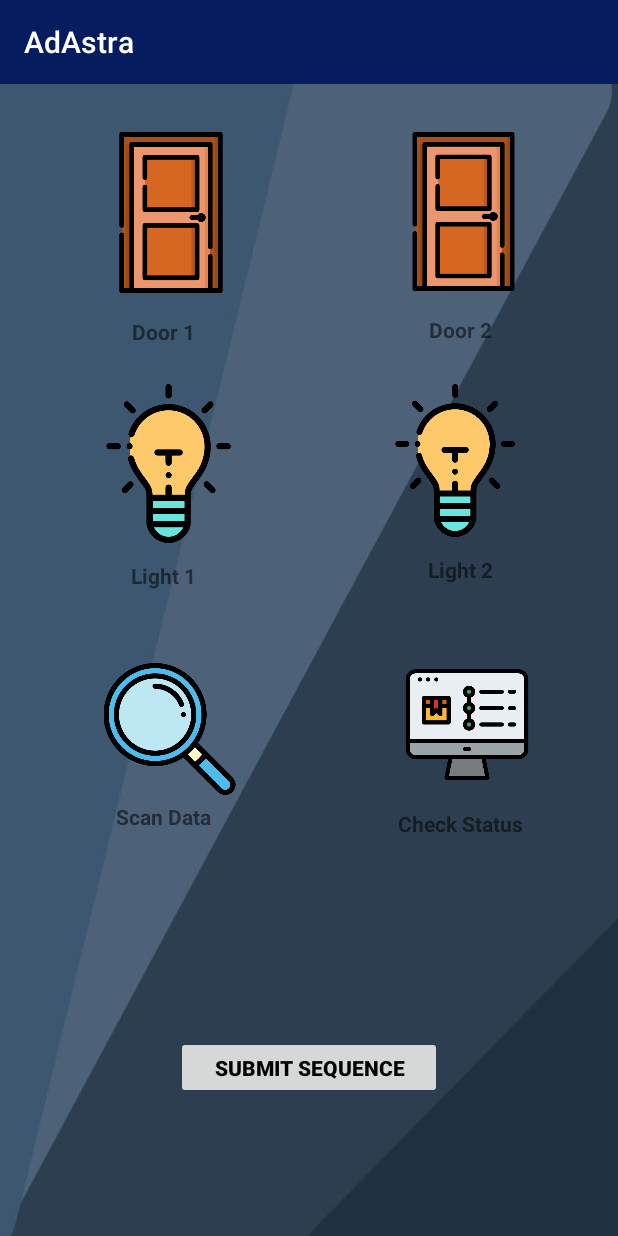
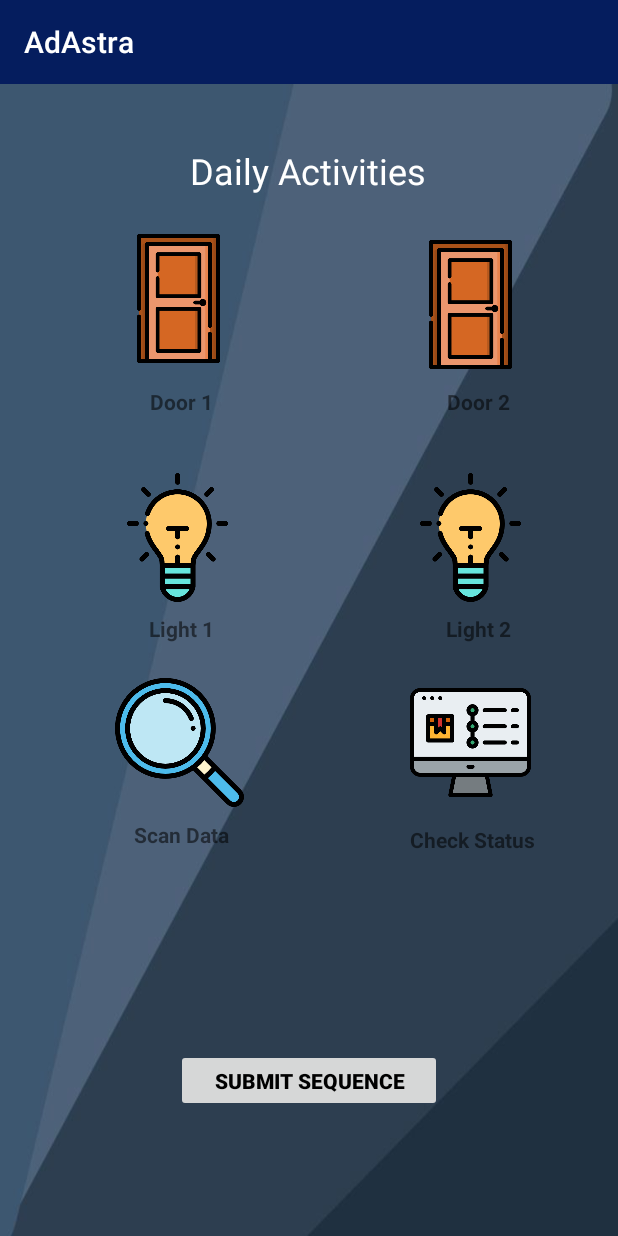
Before and after one commit to kmovalli/capstoneproj, an Android app: the DailyActivity screen opened directly, with no data from a screen before it, on a phone screen of 412 x 824 dp. Run offline under Robolectric (Android 15) with nearby library versions, the phone set to English and light mode, and no system bars.

Commit message:
updated code

```diff
--- a/app/src/main/res/layout/activity_daily_tasks.xml
+++ b/app/src/main/res/layout/activity_daily_tasks.xml
@@ -20,22 +20,22 @@
         app:layout_constraintBottom_toBottomOf="parent"
         app:layout_constraintEnd_toEndOf="parent"
         app:layout_constraintStart_toStartOf="parent"
-        app:layout_constraintTop_toBottomOf="@+id/textView7"
-        app:layout_constraintVertical_bias="0.175" />
+        app:layout_constraintTop_toTopOf="parent"
+        app:layout_constraintVertical_bias="0.886" />
 
     <ImageButton
         android:id="@+id/imageButton1"
-        android:layout_width="116dp"
-        android:layout_height="107dp"
+        android:layout_width="110dp"
+        android:layout_height="86dp"
         android:layout_marginStart="44dp"
         android:layout_marginLeft="44dp"
-        android:layout_marginTop="32dp"
+        android:layout_marginTop="100dp"
         android:adjustViewBounds="true"
         android:background="@android:color/transparent"
         android:contentDescription="Astronaut Button"
         android:scaleType="fitCenter"
         app:layout_constraintEnd_toStartOf="@+id/imageButton2"
-        app:layout_constraintHorizontal_bias="0.131"
+        app:layout_constraintHorizontal_bias="0.192"
         app:layout_constraintLeft_toLeftOf="parent"
         app:layout_constraintStart_toStartOf="parent"
         app:layout_constraintTop_toTopOf="parent"
@@ -44,14 +44,14 @@
     <ImageButton
         android:id="@+id/imageButton2"
         android:layout_width="110dp"
-        android:layout_height="106dp"
-        android:layout_marginTop="32dp"
+        android:layout_height="86dp"
+        android:layout_marginTop="104dp"
         android:adjustViewBounds="true"
         android:background="@android:color/transparent"
         android:contentDescription="Moon Car Button"
         android:scaleType="fitCenter"
         app:layout_constraintEnd_toEndOf="parent"
-        app:layout_constraintHorizontal_bias="0.84"
+        app:layout_constraintHorizontal_bias="0.857"
         app:layout_constraintLeft_toLeftOf="parent"
         app:layout_constraintStart_toStartOf="parent"
         app:layout_constraintTop_toTopOf="parent"
@@ -60,7 +60,7 @@
     <ImageButton
         android:id="@+id/imageButton3"
         android:layout_width="110dp"
-        android:layout_height="106dp"
+        android:layout_height="86dp"
         android:layout_marginStart="40dp"
         android:layout_marginLeft="40dp"
         android:adjustViewBounds="true"
@@ -69,50 +69,50 @@
         android:scaleType="fitCenter"
         app:layout_constraintBottom_toBottomOf="parent"
         app:layout_constraintEnd_toStartOf="@+id/imageButton4"
-        app:layout_constraintHorizontal_bias="0.19"
+        app:layout_constraintHorizontal_bias="0.212"
         app:layout_constraintLeft_toLeftOf="parent"
         app:layout_constraintStart_toStartOf="parent"
         app:layout_constraintTop_toBottomOf="@+id/textView"
-        app:layout_constraintVertical_bias="0.052"
+        app:layout_constraintVertical_bias="0.082"
         app:srcCompat="@drawable/light" />
 
     <ImageButton
         android:id="@+id/imageButton4"
-        android:layout_width="121dp"
-        android:layout_height="102dp"
+        android:layout_width="110dp"
+        android:layout_height="86dp"
         android:adjustViewBounds="true"
         android:background="@android:color/transparent"
         android:contentDescription="Solar System Button"
         android:scaleType="fitCenter"
         app:layout_constraintBottom_toBottomOf="parent"
         app:layout_constraintEnd_toEndOf="parent"
-        app:layout_constraintHorizontal_bias="0.834"
+        app:layout_constraintHorizontal_bias="0.857"
         app:layout_constraintLeft_toLeftOf="parent"
         app:layout_constraintStart_toStartOf="parent"
         app:layout_constraintTop_toBottomOf="@+id/textView2"
-        app:layout_constraintVertical_bias="0.054"
+        app:layout_constraintVertical_bias="0.082"
         app:srcCompat="@drawable/light" />
 
     <ImageButton
         android:id="@+id/imageButton6"
-        android:layout_width="105dp"
-        android:layout_height="87dp"
+        android:layout_width="110dp"
+        android:layout_height="86dp"
         android:adjustViewBounds="true"
         android:background="@android:color/transparent"
         android:scaleType="fitCenter"
         app:layout_constraintBottom_toBottomOf="parent"
         app:layout_constraintEnd_toEndOf="parent"
-        app:layout_constraintHorizontal_bias="0.843"
+        app:layout_constraintHorizontal_bias="0.857"
         app:layout_constraintLeft_toLeftOf="parent"
         app:layout_constraintStart_toStartOf="parent"
         app:layout_constraintTop_toBottomOf="@+id/textView4"
-        app:layout_constraintVertical_bias="0.143"
+        app:layout_constraintVertical_bias="0.076"
         app:srcCompat="@drawable/status" />
 
     <ImageButton
         android:id="@+id/imageButton5"
-        android:layout_width="114dp"
-        android:layout_height="88dp"
+        android:layout_width="110dp"
+        android:layout_height="86dp"
         android:layout_marginStart="40dp"
         android:layout_marginLeft="40dp"
         android:adjustViewBounds="true"
@@ -121,19 +121,19 @@
         android:scaleType="fitCenter"
         app:layout_constraintBottom_toBottomOf="parent"
         app:layout_constraintEnd_toStartOf="@+id/imageButton6"
-        app:layout_constraintHorizontal_bias="0.15"
+        app:layout_constraintHorizontal_bias="0.23"
         app:layout_constraintLeft_toLeftOf="parent"
         app:layout_constraintStart_toStartOf="parent"
         app:layout_constraintTop_toBottomOf="@+id/textView3"
-        app:layout_constraintVertical_bias="0.142"
+        app:layout_constraintVertical_bias="0.076"
         app:srcCompat="@drawable/scan" />
 
     <TextView
         android:id="@+id/textView"
         android:layout_width="130dp"
         android:layout_height="wrap_content"
-        android:layout_marginStart="44dp"
-        android:layout_marginLeft="44dp"
+        android:layout_marginStart="56dp"
+        android:layout_marginLeft="56dp"
         android:layout_marginTop="16dp"
         android:gravity="center"
         android:text="Door 1"
@@ -148,7 +148,7 @@
         android:layout_height="wrap_content"
         android:layout_marginStart="68dp"
         android:layout_marginLeft="68dp"
-        android:layout_marginTop="16dp"
+        android:layout_marginTop="12dp"
         android:gravity="center"
         android:text="Door 2"
         android:textStyle="bold"
@@ -160,9 +160,9 @@
         android:id="@+id/textView3"
         android:layout_width="130dp"
         android:layout_height="wrap_content"
-        android:layout_marginStart="44dp"
-        android:layout_marginLeft="44dp"
-        android:layout_marginTop="12dp"
+        android:layout_marginStart="56dp"
+        android:layout_marginLeft="56dp"
+        android:layout_marginTop="8dp"
         android:gravity="center"
         android:text="Light 1"
         android:textStyle="bold"
@@ -176,7 +176,7 @@
         android:layout_height="wrap_content"
         android:layout_marginStart="68dp"
         android:layout_marginLeft="68dp"
-        android:layout_marginTop="12dp"
+        android:layout_marginTop="8dp"
         android:gravity="center"
         android:text="Light 2"
         android:textStyle="bold"
@@ -190,42 +190,55 @@
         android:id="@+id/textView5"
         android:layout_width="130dp"
         android:layout_height="wrap_content"
-        android:layout_marginStart="44dp"
-        android:layout_marginLeft="44dp"
-        android:layout_marginTop="8dp"
+        android:layout_marginStart="56dp"
+        android:layout_marginLeft="56dp"
         android:gravity="center"
         android:text="Scan Data"
         android:textStyle="bold"
         app:layout_constraintBottom_toBottomOf="parent"
         app:layout_constraintLeft_toLeftOf="parent"
         app:layout_constraintStart_toStartOf="parent"
-        app:layout_constraintTop_toBottomOf="@+id/imageButton6"
-        app:layout_constraintVertical_bias="0.0" />
+        app:layout_constraintTop_toBottomOf="@+id/imageButton5"
+        app:layout_constraintVertical_bias="0.032" />
 
     <TextView
         android:id="@+id/textView6"
         android:layout_width="130dp"
         android:layout_height="wrap_content"
-        android:layout_marginStart="68dp"
-        android:layout_marginLeft="68dp"
-        android:layout_marginTop="8dp"
+        android:layout_marginStart="64dp"
+        android:layout_marginLeft="64dp"
         android:gravity="center"
         android:text="Check Status"
         android:textStyle="bold"
         app:layout_constraintBottom_toBottomOf="parent"
         app:layout_constraintLeft_toLeftOf="parent"
         app:layout_constraintStart_toEndOf="@+id/textView5"
-        app:layout_constraintTop_toBottomOf="@+id/imageButton5"
-        app:layout_constraintVertical_bias="0.004" />
+        app:layout_constraintTop_toBottomOf="@+id/imageButton6"
+        app:layout_constraintVertical_bias="0.044" />
 
     <TextView
         android:id="@+id/textView7"
         android:layout_width="177dp"
         android:layout_height="39dp"
-        android:layout_marginTop="576dp"
+        android:layout_marginTop="624dp"
         android:textStyle="bold"
         app:layout_constraintEnd_toEndOf="parent"
         app:layout_constraintStart_toStartOf="parent"
         app:layout_constraintTop_toTopOf="parent" />
 
+    <TextView
+        android:id="@+id/textView8"
+        android:layout_width="238dp"
+        android:layout_height="51dp"
+        android:text="Daily Activities"
+        android:textAlignment="center"
+        android:textColor="#FFFFFF"
+        android:textSize="24sp"
+        app:layout_constraintBottom_toTopOf="@+id/submitButton"
+        app:layout_constraintEnd_toEndOf="parent"
+        app:layout_constraintHorizontal_bias="0.497"
+        app:layout_constraintStart_toStartOf="parent"
+        app:layout_constraintTop_toTopOf="parent"
+        app:layout_constraintVertical_bias="0.07" />
+
 </androidx.constraintlayout.widget.ConstraintLayout>
```
